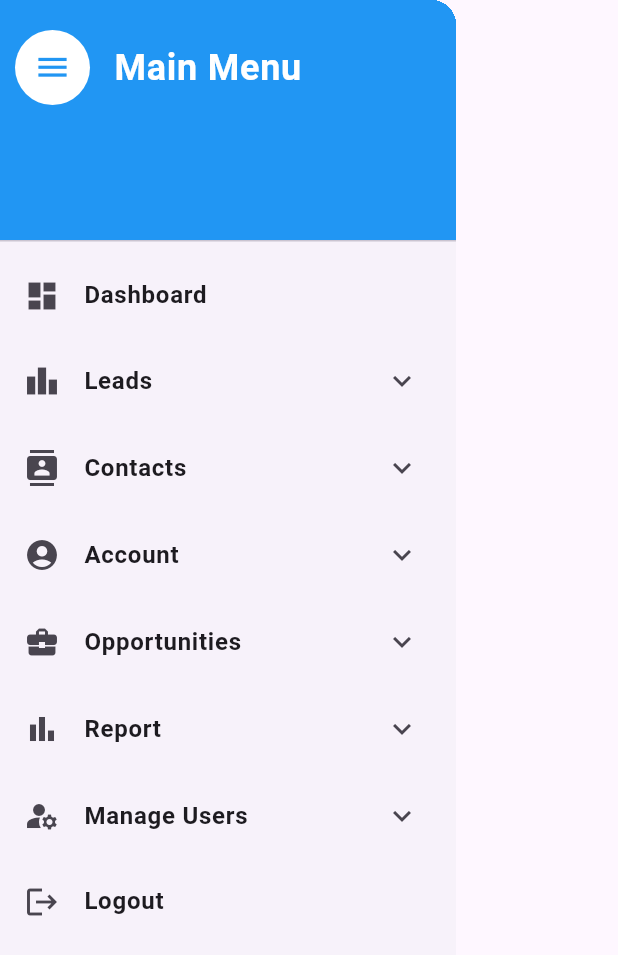
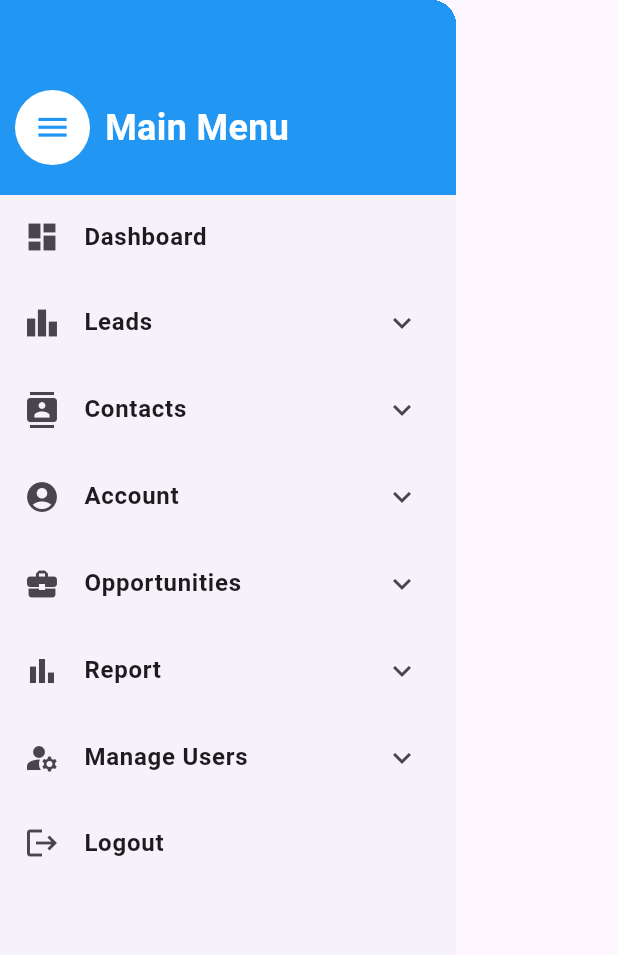
Before and after one commit to BhojrajCSE21/crm_project, a Flutter app: the MainMenuDrawer widget shown alone on an empty page, opened directly, on a phone screen of 412 x 824 dp. Shown: the top 955 px of the screen. Run offline on Flutter 3.47's test engine with Material 3 defaults, Android fonts, the phone set to English and light mode, and no system bars.

Commit message:
fixed menu

```diff
--- a/lib/view/menu/widgets/main_menu.dart
+++ b/lib/view/menu/widgets/main_menu.dart
@@ -1,6 +1,5 @@
 import 'package:crm_project/view/leads/screens/lead.dart';
 import 'package:flutter/material.dart';
-
 
 class MainMenuDrawer extends StatelessWidget {
   @override
@@ -9,18 +8,18 @@ class MainMenuDrawer extends StatelessWidget {
       child: ListView(
         padding: EdgeInsets.only(bottom: 0),
         children: [
-          DrawerHeader(
+          Container(
             decoration: BoxDecoration(
-              color: Colors.blue,
+              color: Colors.blue, // Blue container color
             ),
-            child: Column(
+            padding: EdgeInsets.only(
+                top: 60, bottom: 20), // Adjust the top and bottom padding here
+            child: Row(
+              crossAxisAlignment:
+                  CrossAxisAlignment.center, // Center vertically
               children: [
-                Row(
-                  crossAxisAlignment: CrossAxisAlignment.center,
-                  children: [
-                    Padding(
-                      padding: const EdgeInsets.only(left: 10), // Add padding to the left
-                      child: CircleAvatar(
+                SizedBox(width: 10), // Add minimal space to the left edge
+                CircleAvatar(
                   radius: 25,
                   backgroundColor: Colors.white,
                   child: Icon(
@@ -29,11 +28,8 @@ class MainMenuDrawer extends StatelessWidget {
                     color: Colors.blue,
                   ),
                 ),
-                    ),
-                    SizedBox(width: 6),
-                    Padding(
-                      padding: const EdgeInsets.only(left: 10), // Add padding to the left
-                      child: Text(
+                SizedBox(width: 10), // Add spacing between the icon and text
+                Text(
                   'Main Menu',
                   style: TextStyle(
                     color: Colors.white,
@@ -41,14 +37,10 @@ class MainMenuDrawer extends StatelessWidget {
                     fontWeight: FontWeight.bold,
                   ),
                 ),
-                    ),
               ],
             ),
-                SizedBox(height: 5), // Adjust the space between the Row and the rest of the DrawerHeader content
-              ],
           ),
-            padding: EdgeInsets.only(top: 20, bottom: 0),
-          ),
+
           ListTile(
             leading: Icon(Icons.dashboard),
             title: Text('Dashboard',
```
Lines whose indentation alone changed are shown as unchanged.
